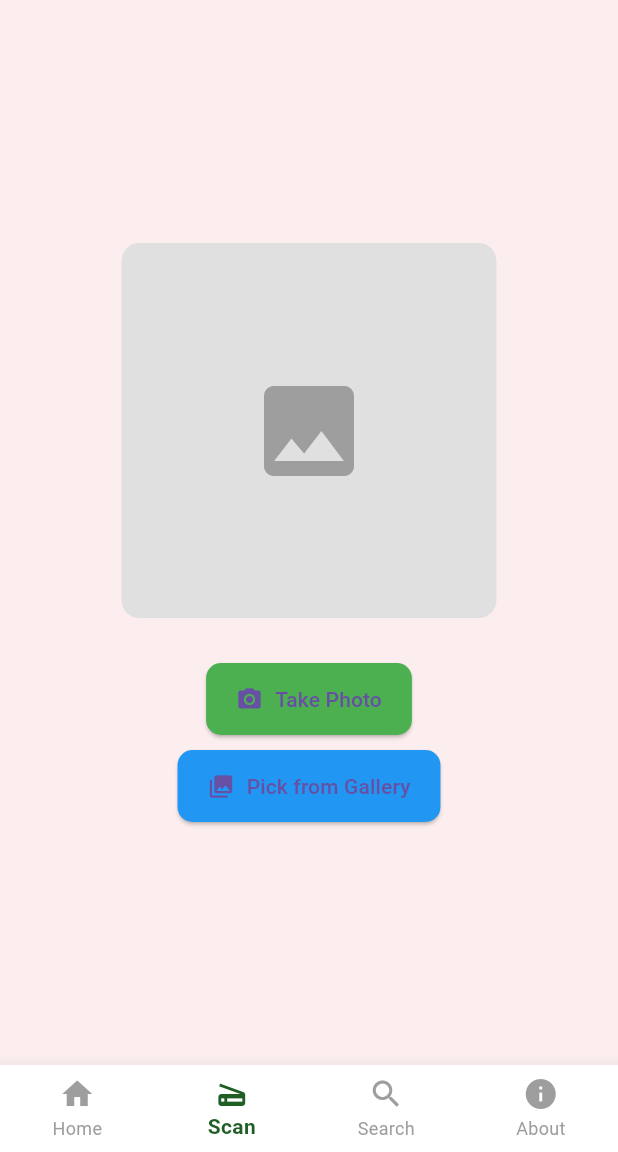
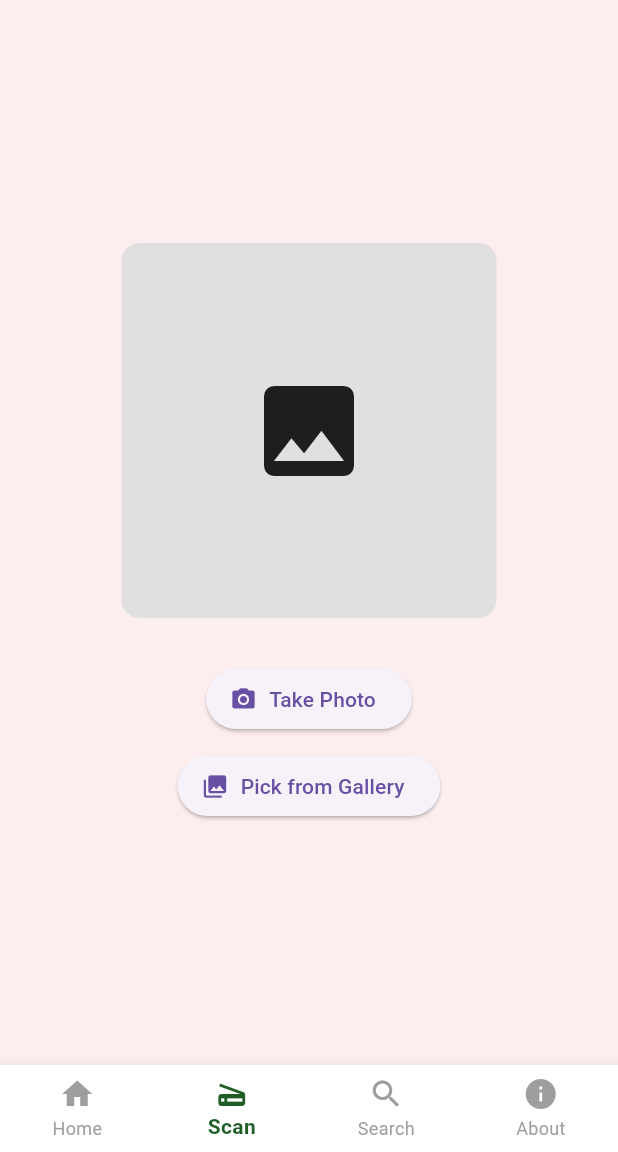
Before and after one commit to Prabin17np/bin_buddy, a Flutter app: the BottomNavigationScreen screen opened directly, item 2 of the bottom bar chosen, after a tap on "Take Photo", on a phone screen of 412 x 824 dp, the part 84-1236 px from its top. Run offline on Flutter 3.47's test engine with Material 3 defaults, Android fonts, the phone set to English and light mode, and no system bars; our stand-ins replace google_fonts.

Commit message:
adding theme in all bottom screens files.

```diff
--- a/lib/screens/bottom_screens/home_bottom_screen.dart
+++ b/lib/screens/bottom_screens/home_bottom_screen.dart
@@ -1,13 +1,8 @@
 import 'package:flutter/material.dart';
 
-class HomeBottomScreen extends StatefulWidget {
+class HomeBottomScreen extends StatelessWidget {
   const HomeBottomScreen({super.key});
 
-  @override
-  State<HomeBottomScreen> createState() => _HomeBottomScreenState();
-}
-
-class _HomeBottomScreenState extends State<HomeBottomScreen> {
   @override
   Widget build(BuildContext context) {
     return SingleChildScrollView(
@@ -17,22 +12,18 @@
         children: [
           Text(
             "Welcome to Buddy App!",
-            style: TextStyle(fontSize: 26, fontWeight: FontWeight.bold),
+            style: Theme.of(context).textTheme.headlineMedium,
           ),
 
           const SizedBox(height: 20),
 
-          // Example card
           Container(
             padding: const EdgeInsets.all(20),
             decoration: BoxDecoration(
-              color: Colors.green.shade100,
+              color: Theme.of(context).colorScheme.surfaceContainerHigh,
               borderRadius: BorderRadius.circular(12),
             ),
-            child: const Text(
-              "This is your home dashboard...",
-              style: TextStyle(fontSize: 18),
-            ),
+            child: const Text("This is your home dashboard..."),
           ),
         ],
       ),
--- a/lib/screens/bottom_screens/scan_bottom_screen.dart
+++ b/lib/screens/bottom_screens/scan_bottom_screen.dart
@@ -1,20 +1,14 @@
 import 'package:flutter/material.dart';
 
-class ScanBottomScreen extends StatefulWidget {
+class ScanBottomScreen extends StatelessWidget {
   const ScanBottomScreen({super.key});
 
-  @override
-  State<ScanBottomScreen> createState() => _ScanBottomScreenState();
-}
-
-class _ScanBottomScreenState extends State<ScanBottomScreen> {
   @override
   Widget build(BuildContext context) {
     return Center(
       child: Column(
         mainAxisAlignment: MainAxisAlignment.center,
         children: [
-          // Placeholder Image Container
           Container(
             width: 250,
             height: 250,
@@ -22,43 +16,23 @@
               color: Colors.grey.shade300,
               borderRadius: BorderRadius.circular(12),
             ),
-            child: const Icon(Icons.image, size: 80, color: Colors.grey),
+            child: const Icon(Icons.image, size: 80),
           ),
 
           const SizedBox(height: 30),
 
-          // Camera Button
           ElevatedButton.icon(
-            onPressed: () {
-              // Add Teachable Machine camera logic later
-            },
+            onPressed: () {},
             icon: const Icon(Icons.camera_alt),
             label: const Text("Take Photo"),
-            style: ElevatedButton.styleFrom(
-              backgroundColor: Colors.green,
-              padding: const EdgeInsets.symmetric(horizontal: 20, vertical: 14),
-              shape: RoundedRectangleBorder(
-                borderRadius: BorderRadius.circular(10),
-              ),
-            ),
           ),
 
           const SizedBox(height: 10),
 
-          // Gallery Button
           ElevatedButton.icon(
-            onPressed: () {
-              // Add Teachable Machine gallery logic later
-            },
+            onPressed: () {},
             icon: const Icon(Icons.photo_library),
             label: const Text("Pick from Gallery"),
-            style: ElevatedButton.styleFrom(
-              backgroundColor: Colors.blue,
-              padding: const EdgeInsets.symmetric(horizontal: 20, vertical: 14),
-              shape: RoundedRectangleBorder(
-                borderRadius: BorderRadius.circular(10),
-              ),
-            ),
           ),
         ],
       ),
--- a/lib/screens/login_screen.dart
+++ b/lib/screens/login_screen.dart
@@ -1,9 +1,9 @@
+import 'package:bin_buddy/screens/bottom_navigation_screen.dart';
 import 'package:flutter/material.dart';
 import 'package:google_fonts/google_fonts.dart';
 import 'package:bin_buddy/widgets/my_button.dart';
 import 'package:bin_buddy/widgets/my_text_form_field.dart';
 import 'package:bin_buddy/screens/signup_screen.dart';
-import 'package:bin_buddy/screens/home_screen.dart';
 import 'package:bin_buddy/common/snackbar_helper.dart'; // <-- Your snackbar file
 
 class LoginScreen extends StatefulWidget {
@@ -98,7 +98,9 @@
 
                       Navigator.pushReplacement(
                         context,
-                        MaterialPageRoute(builder: (_) => const HomeScreen()),
+                        MaterialPageRoute(
+                          builder: (_) => const BottomNavigationScreen(),
+                        ),
                       );
                     }
                   },
--- a/lib/theme/app_theme.dart
+++ b/lib/theme/app_theme.dart
@@ -29,7 +29,7 @@
       elevation: 10,
     ),
 
-    // ✍️ Input Decoration Theme
+    // Input Decoration Theme
     inputDecorationTheme: const InputDecorationTheme(
       filled: true,
       fillColor: Colors.white,
```
Also changed, not shown: lib/screens/bottom_screens/about_screen.dart (+7 -7 lines), lib/screens/bottom_screens/search_bottom_screen.dart (+5 -22 lines), lib/screens/home_screen.dart (+28 -28 lines).
